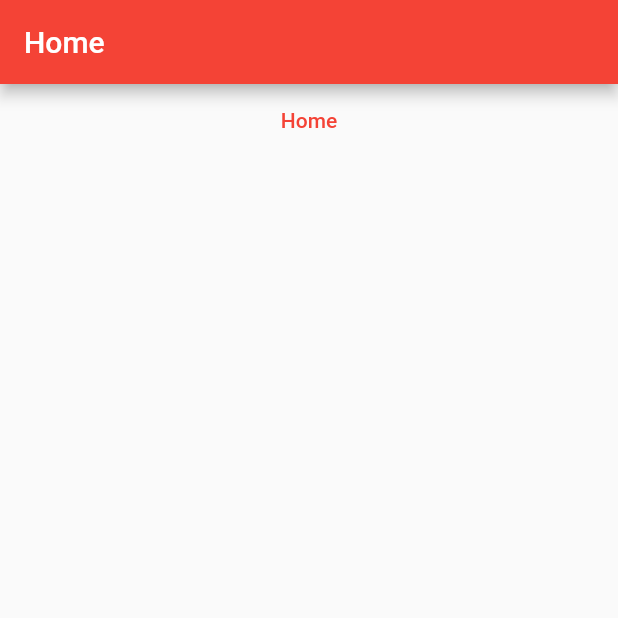
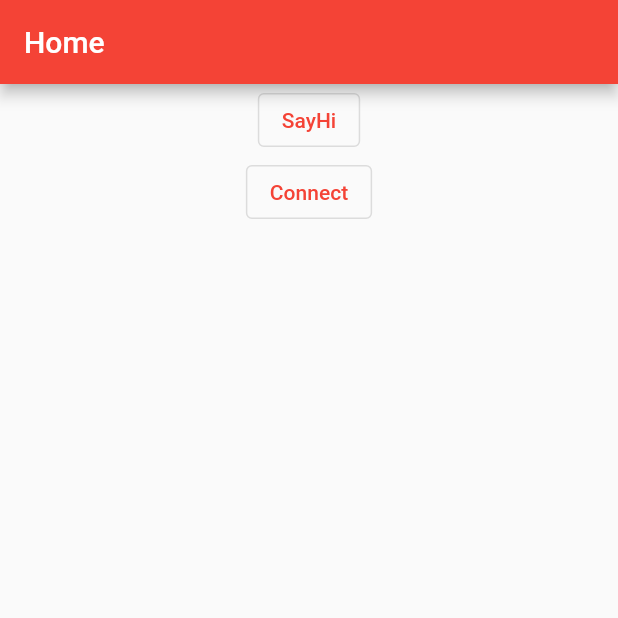
Before and after one commit to The-Law-1/Redditech, a Flutter app: the screen it shows after launch, on a phone screen of 412 x 824 dp, the top half of it. Run offline on Flutter 3.47's test engine with Material 2 defaults, Android fonts, the phone set to English and light mode, and no system bars; missing offline and left inert: draw, flutter_web_auth.

Commit message:
Added mixin for connection to reddit

```diff
--- a/lib/main.dart
+++ b/lib/main.dart
@@ -38,7 +38,7 @@ class _MyHomePageState extends State<MyHomePage> {
   String queryResult = "";
 
   final screens = [
-    const HomePage(),
+    HomePage(),
     Center(child: Text('Messages', style: TextStyle(fontSize: 60))),
     Center(child: Text('Settings', style: TextStyle(fontSize: 60))),
     const ProfilePage(),
--- a/lib/pages/home_page.dart
+++ b/lib/pages/home_page.dart
@@ -1,9 +1,10 @@
 import 'package:flutter/material.dart';
 import '../reddit_draw.dart';
 import '../main.dart';
+import 'package:flutter_web_auth/flutter_web_auth.dart';
 
-class HomePage extends StatelessWidget {
-  const HomePage({Key? key}) : super(key: key);
+class HomePage extends StatelessWidget with RedditInfo {
+  HomePage({Key? key}) : super(key: key);
 
   @override
   Widget build(BuildContext context) {
@@ -14,13 +15,16 @@ class HomePage extends StatelessWidget {
         title: const Text('Home'),
       ),
       body: Center(
-        child: Column(children: const <Widget>[
-          TextButton(
-            onPressed: RedditInfo.SayHi,
-             child: const Text('Home')),
+          child: Column(
+        children: <Widget>[
+          OutlinedButton(onPressed: sayHi, child: const Text('SayHi')),
+          OutlinedButton(
+              onPressed: () async {
+                connection();
+              },
+              child: const Text('Connect'))
         ],
-        )
-      ),
+      )),
     );
   }
 }
--- a/lib/reddit_draw.dart
+++ b/lib/reddit_draw.dart
@@ -2,18 +2,20 @@ import 'dart:async';
 import 'package:draw/draw.dart';
 import 'package:flutter_web_auth/flutter_web_auth.dart';
 
-class RedditInfo {
+abstract class RedditInfo {
+  //factory RedditInfo_() => null;
+
   var red = Reddit.createInstalledFlowInstance(
     clientId: "MMGIkAwcebtbAJ4IOEGV4A",
     userAgent: "Appdev",
     redirectUri: Uri.parse("tol://localhost"),
   );
 
-  static void SayHi() {
+  void sayHi() {
     print("Hi");
   }
 
-  static void _connectToReddit(red) async {
+  void _connectToReddit(red) async {
     final authUrl = red.auth.url(["*"], "Appdev", compactLogin: true);
     final result = await FlutterWebAuth.authenticate(
         url: authUrl.toString(), callbackUrlScheme: "tol");
@@ -26,4 +28,10 @@ class RedditInfo {
 
     //return (red);
   }
+
+  void connection() async {
+
+    // vérifier si red est déja authentifié
+    _connectToReddit(red);
+  }
 }
```
Also changed, not shown: 2 other files.
